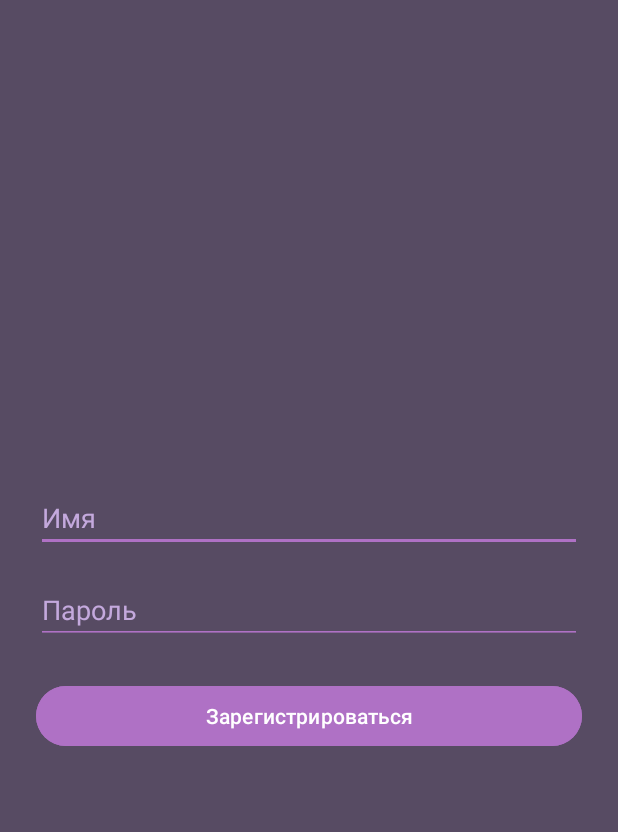
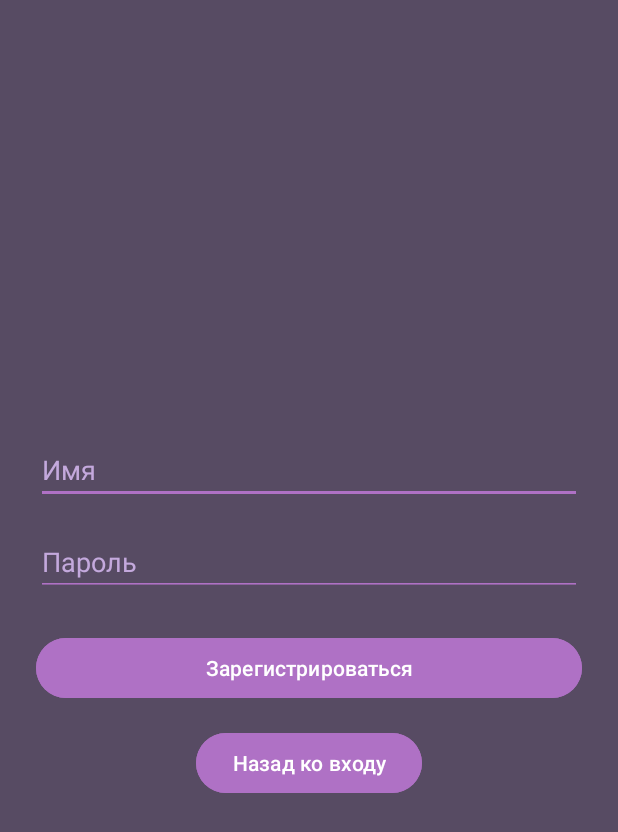
Before and after one commit to DashaKnisch/soothsayer, an Android app: the RegisterActivity screen opened directly, with no data from a screen before it, on a phone screen of 412 x 824 dp. Shown: the top 832 px of the screen. Run offline under Robolectric (Android 15) with nearby library versions, the phone set to English and light mode, and no system bars.

Commit message:
new RegisterActivity

```diff
--- a/app/src/main/res/layout/activity_register.xml
+++ b/app/src/main/res/layout/activity_register.xml
@@ -37,4 +37,15 @@
         android:text="Зарегистрироваться"
         android:textColor="@color/white"
         android:backgroundTint="@color/logo" />
+
+    <Button
+        android:id="@+id/btnBackToLogin"
+        android:layout_width="wrap_content"
+        android:layout_height="wrap_content"
+        android:text="Назад ко входу"
+        android:onClick="goToLogin"
+        android:layout_marginTop="15dp"
+        android:textColor="@color/white"
+        android:backgroundTint="@color/logo"/>
+
 </LinearLayout>
```
Also changed, not shown: app/src/main/java/com/dkkk/soothsayer/ProfileActivity.java (+10 -0 lines), app/src/main/java/com/dkkk/soothsayer/RegisterActivity.java (+9 -0 lines), app/src/main/res/layout/activity_profile.xml (+10 -1 lines).
